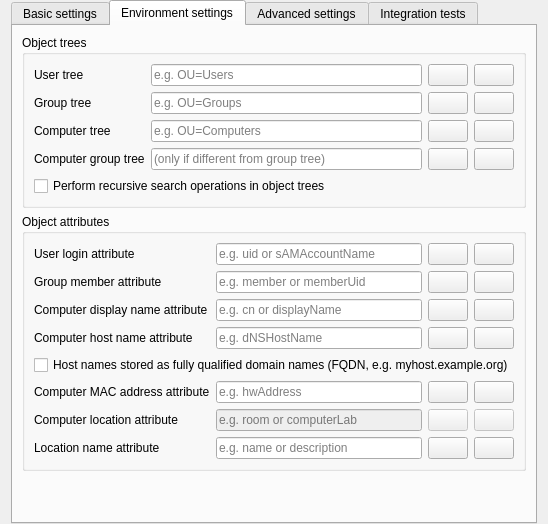
Before: the Qt Designer form plugins/ldap/common/LdapConfigurationPage.ui in veyon/veyon, drawn with Qt 5.
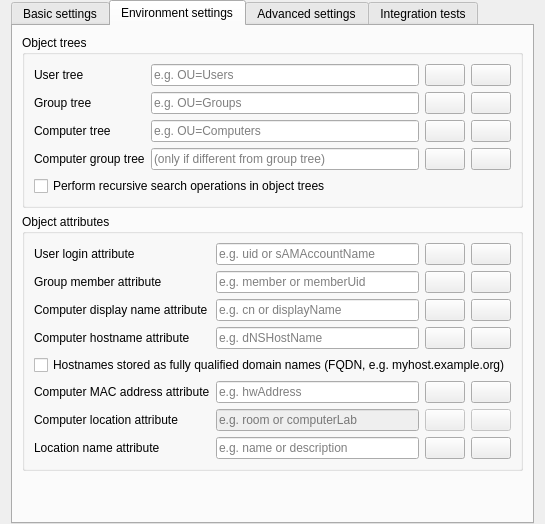
After: the same form once the commit is applied. The open tabs and pages were chosen to show the change. Icons and pictures are not drawn.

Commit message: Use consistent spelling for hostname and username

Diff of the .ui file:
```diff
--- a/plugins/ldap/common/LdapConfigurationPage.ui
+++ b/plugins/ldap/common/LdapConfigurationPage.ui
@@ -465,7 +465,7 @@
           <item row="4" column="0" colspan="4">
            <widget class="QCheckBox" name="computerHostNameAsFQDN">
             <property name="text">
-             <string>Host names stored as fully qualified domain names (FQDN, e.g. myhost.example.org)</string>
+             <string>Hostnames stored as fully qualified domain names (FQDN, e.g. myhost.example.org)</string>
             </property>
            </widget>
           </item>
@@ -615,7 +615,7 @@
           <item row="3" column="0">
            <widget class="QLabel" name="computerHostNameAttributeLabel">
             <property name="text">
-             <string>Computer host name attribute</string>
+             <string>Computer hostname attribute</string>
             </property>
            </widget>
           </item>
```
Left out of the diff: 2 changed lines with no effect on the pictures. The commit also changes 4 other files.
